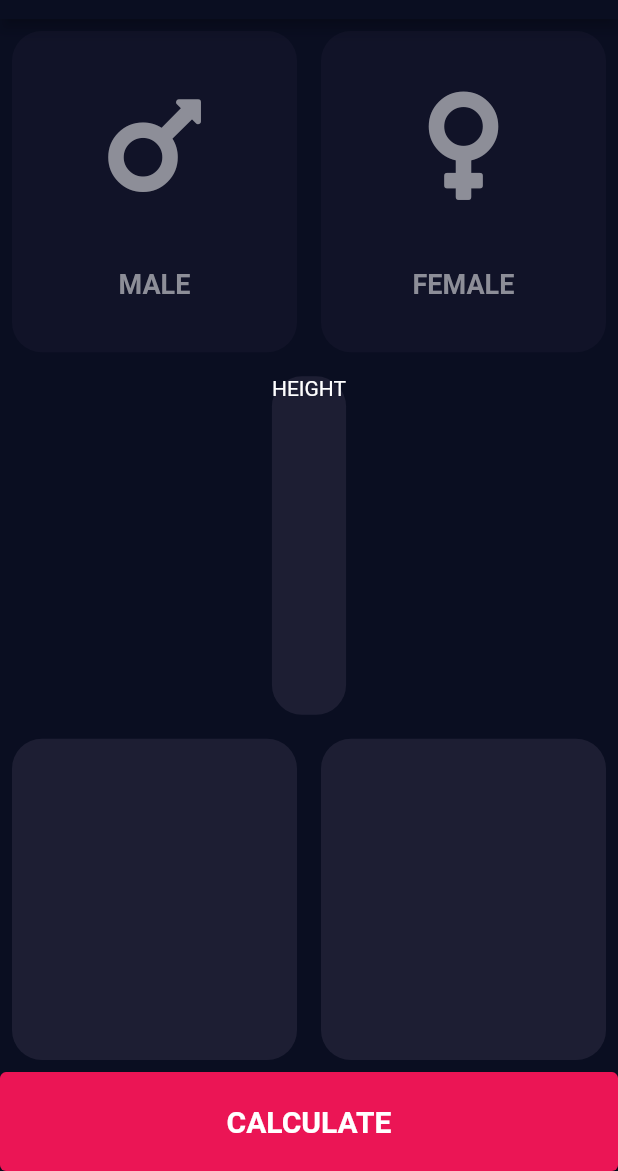
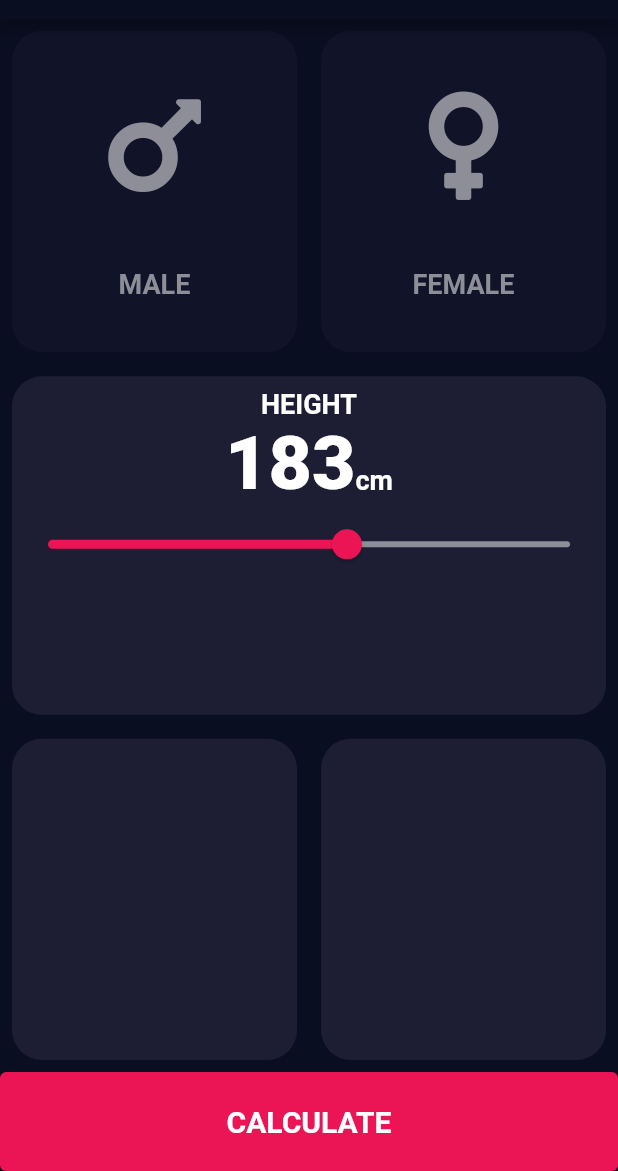
Before and after one commit to julianoventola/bmi, a Flutter app: the screen it shows after launch, on a phone screen of 412 x 824 dp, the part 65-1236 px from its top. Run offline on Flutter 3.47's test engine with Material 2 defaults, Android fonts, the light colour scheme and no system bars; our stand-ins replace font_awesome_flutter.

Commit message:
feat: slider for height and styling

```diff
--- a/lib/global_styles.dart
+++ b/lib/global_styles.dart
@@ -6,8 +6,13 @@ class GlobalStyles {
   static const Color activeTextColorApp = Colors.white;
   static const Color inactiveCardColorApp = Color(0xff111328);
   static const Color activeCardColorApp = Color(0xff1d1e33);
+
   static const Color bottomContainerColorApp = Color(0xffeb1555);
+  static const Color inactiveSliderColorApp = Color(0xff8d8e98);
 
   static const double textFontSize = 18;
   static const dynamic textFontBold = FontWeight.bold;
+
+  static const double largeTextFontSize = 50;
+  static const dynamic largeTextFontBold = FontWeight.w900;
 }
--- a/lib/input_page.dart
+++ b/lib/input_page.dart
@@ -35,6 +35,9 @@ class _InputPageState extends State<InputPage> {
     }
   }
 
+  // This var must be outside widget
+  int personHeight = 183;
+
   @override
   Widget build(BuildContext context) {
     final size = MediaQuery.of(context).size;
@@ -45,6 +48,7 @@ class _InputPageState extends State<InputPage> {
         title: Text('BMI CALCULATOR'),
       ),
       body: Column(
+        crossAxisAlignment: CrossAxisAlignment.stretch,
         children: [
           Row(
             children: [
@@ -86,10 +90,52 @@ class _InputPageState extends State<InputPage> {
           ),
           Expanded(
               child: ContainerWidget(
-            child: Column(
-              children: [
-                Text('HEIGHT'),
-              ],
+            child: Container(
+              margin: EdgeInsets.symmetric(vertical: 8),
+              child: Column(
+                children: [
+                  Text(
+                    'HEIGHT',
+                    style: TextStyle(
+                      fontSize: GlobalStyles.textFontSize,
+                      fontWeight: GlobalStyles.textFontBold,
+                    ),
+                  ),
+                  Row(
+                    mainAxisAlignment: MainAxisAlignment.center,
+                    crossAxisAlignment: CrossAxisAlignment.baseline,
+                    textBaseline: TextBaseline
+                        .alphabetic, // required for crossAxisAlignment as baseline
+                    children: [
+                      Text(
+                        personHeight.toString(),
+                        style: TextStyle(
+                          fontSize: GlobalStyles.largeTextFontSize,
+                          fontWeight: GlobalStyles.largeTextFontBold,
+                        ),
+                      ),
+                      Text(
+                        'cm',
+                        style: TextStyle(
+                          fontSize: GlobalStyles.textFontSize,
+                          fontWeight: GlobalStyles.textFontBold,
+                        ),
+                      ),
+                    ],
+                  ),
+                  Slider(
+                      activeColor: GlobalStyles.bottomContainerColorApp,
+                      inactiveColor: GlobalStyles.inactiveSliderColorApp,
+                      min: 120,
+                      max: 230,
+                      value: personHeight.toDouble(),
+                      onChanged: (value) {
+                        setState(() {
+                          personHeight = value.round();
+                        });
+                      }),
+                ],
+              ),
             ),
           )),
           Row(
```
